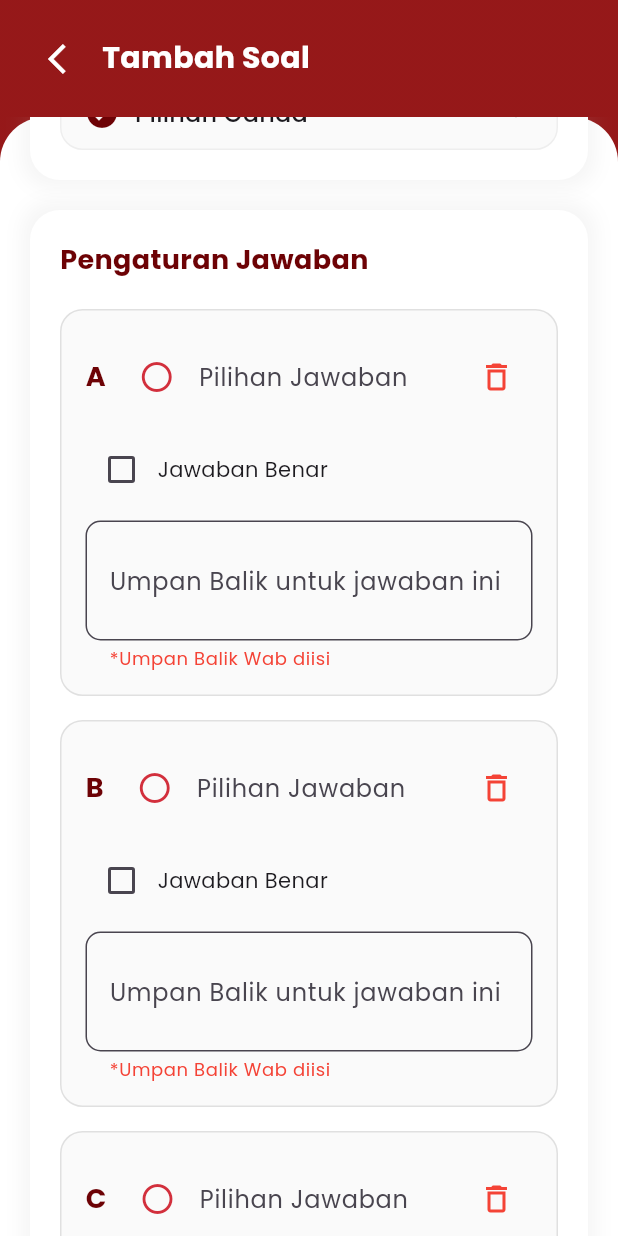
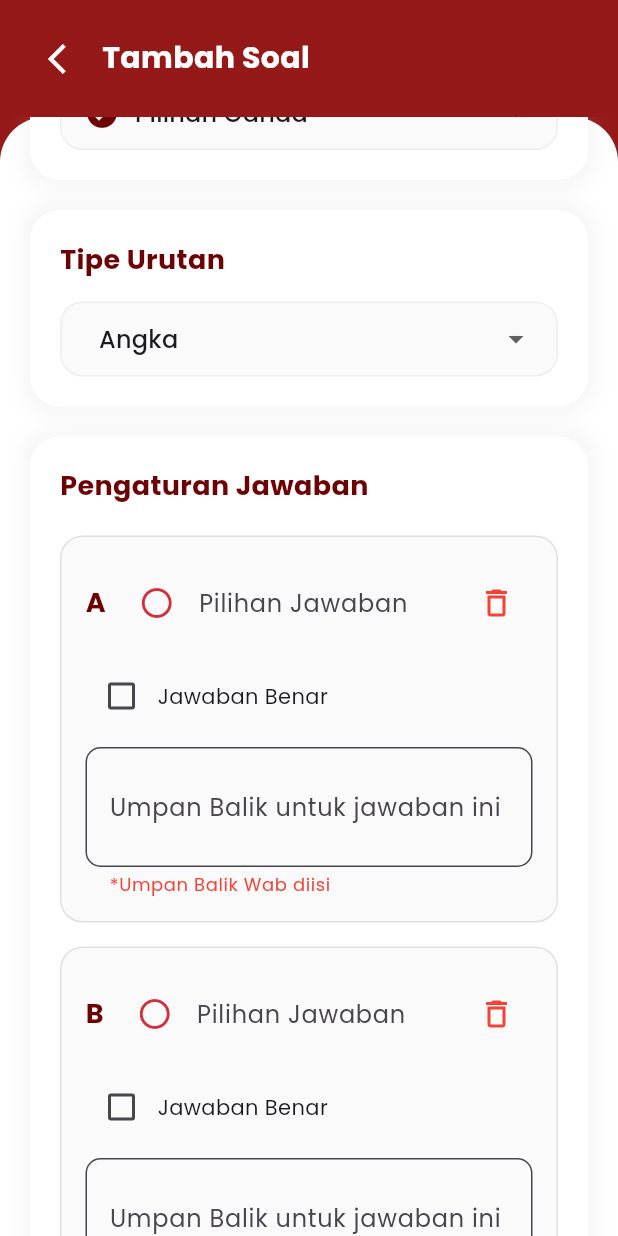
Before and after one commit to eSchool-Mobile/Eschool-Teacher-Mobile, a Flutter app: the AddQuestionScreen screen opened directly with empty values, scrolled down 576 dp, on a phone screen of 412 x 824 dp. Run offline on Flutter 3.47's test engine with Material 3 defaults, Android fonts, the phone set to English and light mode, and no system bars; our stand-ins replace animate_do, animated_text_kit, bloc, cached_network_image, device_info_plus, dio and 25 more; missing offline and left inert: dart:ffi, external_path; accounts and stored records are empty; network calls fail; project files that could hold a hidden picture were left out.

Commit message:
nyoh commit

```diff
--- a/lib/cubits/studentsByClassSectionCubit.dart
+++ b/lib/cubits/studentsByClassSectionCubit.dart
@@ -62,6 +62,7 @@ class StudentsByClassSectionCubit extends Cubit<StudentsByClassSectionState> {
     int? examId,
     StudentListStatus? status,
   }) async {
+    print("SINI DEH");
     emit(StudentsByClassSectionFetchInProgress());
     try {
       final studentDetailsList = await _studentRepository.getStudentsByClassSectionAndSubject(
--- a/lib/cubits/teacherAcademics/assignment/questionBankCubit.dart
+++ b/lib/cubits/teacherAcademics/assignment/questionBankCubit.dart
@@ -141,6 +141,7 @@ class QuestionBankCubit extends Cubit<QuestionBankState> {
     required int subjectId,
     required String name,
     required String type,
+    required String orderType,
     required int defaultPoint,
     required String question,
     required String note,
@@ -178,6 +179,7 @@ class QuestionBankCubit extends Cubit<QuestionBankState> {
         subjectId: subjectId,
         name: name,
         type: type,
+        orderType: orderType,
         defaultPoint: defaultPoint,
         question: question,
         note: note,
--- a/lib/data/repositories/questionBankRepository.dart
+++ b/lib/data/repositories/questionBankRepository.dart
@@ -140,6 +140,7 @@ class QuestionBankRepository {
     required int subjectId,
     required String name,
     required String type,
+    required String orderType,
     required int defaultPoint,
     required String question,
     String note = '',
@@ -159,6 +160,7 @@ class QuestionBankRepository {
         'default_point': defaultPoint.toString(),
         'question': question,
         'note': note,
+        if (type == 'multiple_choice') 'choice_style': orderType,
       });
 
       // Add options as individual form fields
--- a/lib/data/repositories/studentRepository.dart
+++ b/lib/data/repositories/studentRepository.dart
@@ -31,6 +31,7 @@ class StudentRepository {
           if (classSubjectId != null) "class_subject_id": classSubjectId,
           if (examId != null) "exam_id": examId
         });
+        print("OK HERE");
       final result = await Api.get(
         url: Api.getStudents,
         useAuthToken: true,
@@ -151,6 +152,10 @@ class StudentRepository {
         queryParameters: queryParameter,
       );
 
+      print(Api.examList);
+      print("::::");
+      print(result);
+
       return (result['data'] as List)
           .map((e) => Exam.fromExamJson(Map.from(e)))
           .toList();
--- a/lib/ui/screens/teacherAcademics/addQuestionScreen.dart
+++ b/lib/ui/screens/teacherAcademics/addQuestionScreen.dart
@@ -37,6 +37,7 @@ class _AddQuestionScreenState extends State<AddQuestionScreen> {
   final TextEditingController _defaultPointController =
       TextEditingController(text: '100');
   String selectedType = 'multiple_choice';
+  String selectedOrderType = 'numeric';
 
   // Update state variables
   List<bool> _correctAnswers = [];
@@ -295,6 +296,7 @@ class _AddQuestionScreenState extends State<AddQuestionScreen> {
               subjectId: widget.subjectId,
               name: _nameController.text.trim(),
               type: selectedType,
+              orderType: selectedOrderType,
               defaultPoint: int.parse(_defaultPointController.text),
               question: _questionController.text.trim(),
               note: _noteController.text.trim(),
@@ -433,6 +435,11 @@ class _AddQuestionScreenState extends State<AddQuestionScreen> {
                           _buildQuestionTypeSelector(),
 
                           SizedBox(height: 20),
+
+                          if (selectedType == 'multiple_choice')
+                            _buildMultipleChoiceOrder(),
+                          if (selectedType == 'multiple_choice')
+                            SizedBox(height: 20),
 
                           // Answer Options Card
                           _buildAnswerOptionsCard(),
@@ -1482,13 +1489,74 @@ class _AddQuestionScreenState extends State<AddQuestionScreen> {
     );
   }
 
-  DropdownMenuItem<String> _buildDropdownItem(
-      String value, String label, IconData icon) {
+    Widget _buildMultipleChoiceOrder() {
+    return FadeInUp(
+      duration: Duration(milliseconds: 800),
+      child: Container(
+        padding: EdgeInsets.all(20),
+        decoration: BoxDecoration(
+          color: Colors.white,
+          borderRadius: BorderRadius.circular(20),
+          boxShadow: [
+            BoxShadow(
+              color: Colors.grey.withOpacity(0.1),
+              spreadRadius: 5,
+              blurRadius: 10,
+            ),
+          ],
+        ),
+        child: Column(
+          crossAxisAlignment: CrossAxisAlignment.start,
+          children: [
+            Text(
+              'Tipe Urutan',
+              style: TextStyle(
+                fontSize: 18,
+                fontWeight: FontWeight.bold,
+                color: Theme.of(context).colorScheme.secondary,
+              ),
+            ),
+            SizedBox(height: 15),
+            Container(
+              padding: EdgeInsets.symmetric(horizontal: 15),
+              decoration: BoxDecoration(
+                color: Colors.grey.shade50,
+                borderRadius: BorderRadius.circular(15),
+                border: Border.all(color: Colors.grey.shade200),
+              ),
+              child: DropdownButtonHideUnderline(
+                child: DropdownButtonFormField<String>(
+                  value: selectedOrderType,
+                  items: [
+                    _buildDropdownItem(
+                        'roman_uppercase', 'Romawi Kapital', null),
+                    _buildDropdownItem('roman_lowercase', 'Romawi', null),
+                    _buildDropdownItem('numeric', 'Angka', null),
+                    _buildDropdownItem(
+                        'alphabet_uppercase', 'Alfabet Kapital', null),
+                    _buildDropdownItem('alphabet_lowercase', 'Alfabet', null),
+                  ],
+                  onChanged: (value) => _onOrderTypeChanged(value!),
+                  decoration: InputDecoration(
+                    border: InputBorder.none,
+                  ),
+                ),
+              ),
+            ),
+          ],
+        ),
+      ),
+    );
+  }
+
+
+  DropdownMenuItem<String> _buildDropdownItem(String value, String label, IconData? icon) {
     return DropdownMenuItem(
       value: value,
       child: Row(
         children: [
-          Icon(icon, color: Theme.of(context).colorScheme.secondary),
+          if (icon != null)
+            Icon(icon, color: Theme.of(context).colorScheme.secondary),
           SizedBox(width: 10),
           Text(label),
         ],
@@ -1524,6 +1592,12 @@ class _AddQuestionScreenState extends State<AddQuestionScreen> {
         }
       });
       _answerPercentages = newPercentages;
+    });
+  }
+
+  void _onOrderTypeChanged(String type) {
+    setState(() {
+      selectedOrderType = type;
     });
   }
 
```
